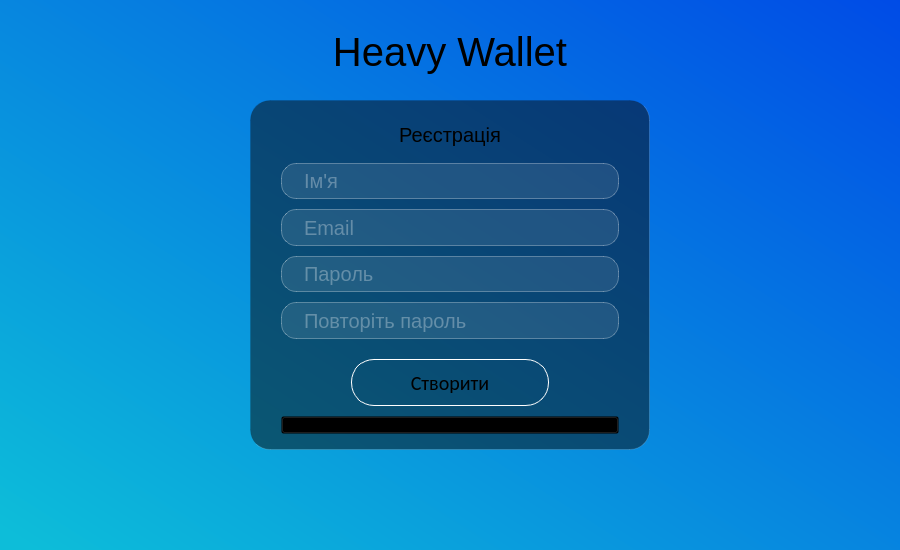
Above: budget_manager_frontend/forms/signupwindow.ui from BogdanKalysh/budget_manager_app before the change. Below: the same form after it.
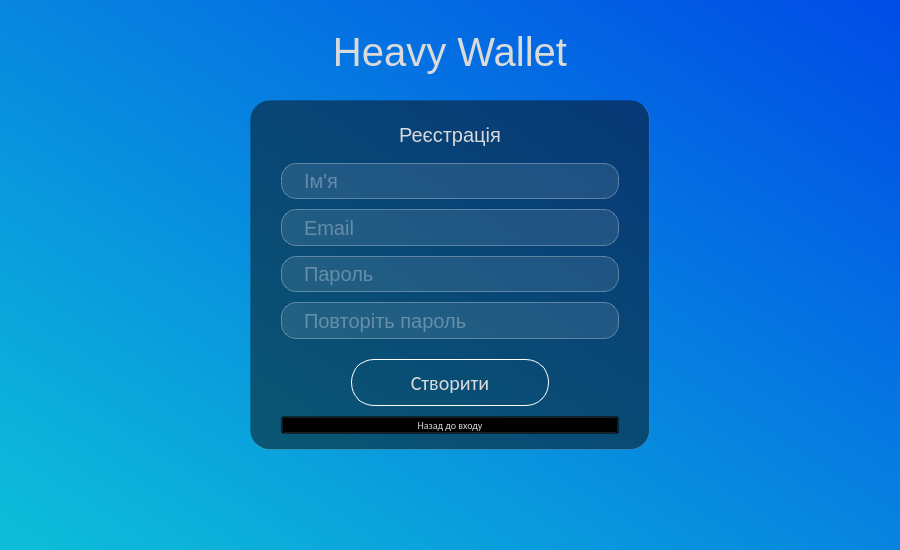
That is the form after the change. Icons and pictures are not drawn.

```diff
--- a/budget_manager_frontend/forms/signupwindow.ui
+++ b/budget_manager_frontend/forms/signupwindow.ui
@@ -18,7 +18,11 @@
     <normaloff>:/new/img/login.png</normaloff>:/new/img/login.png</iconset>
   </property>
   <property name="styleSheet">
-   <string notr="true">#centralwidget{
+   <string notr="true">*{
+	color:rgb(218, 218, 218);
+}
+
+#centralwidget{
 	background: qlineargradient(spread:pad, x1:0, y1:0.960227, x2:1, y2:0, stop:0 rgba(13, 189, 217, 255), stop:1 rgba(0, 75, 230, 255))
 }
 
```
